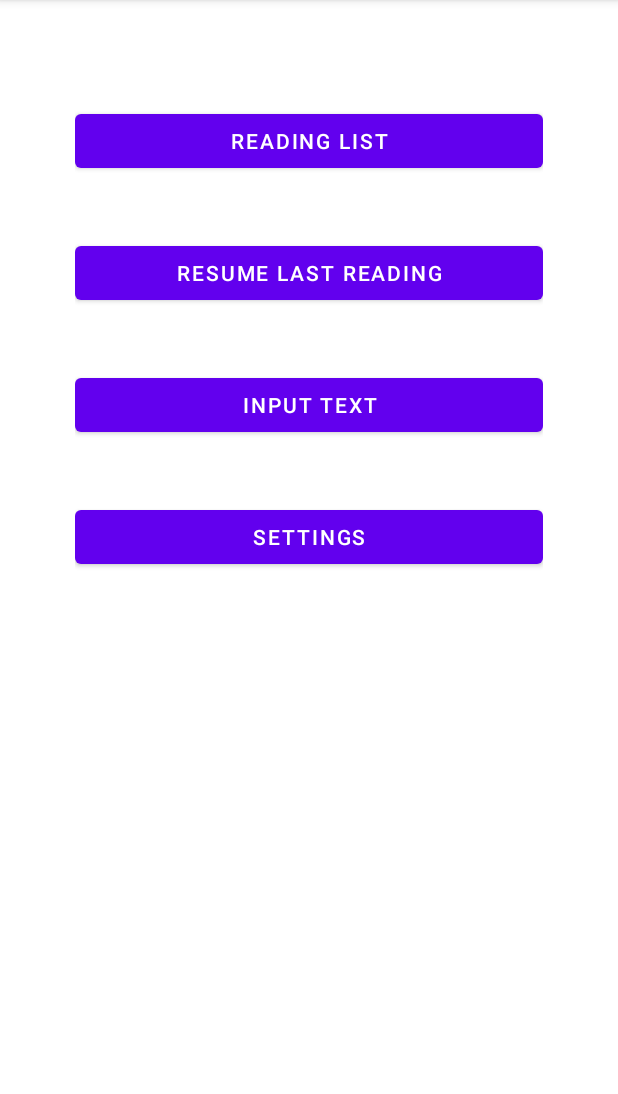
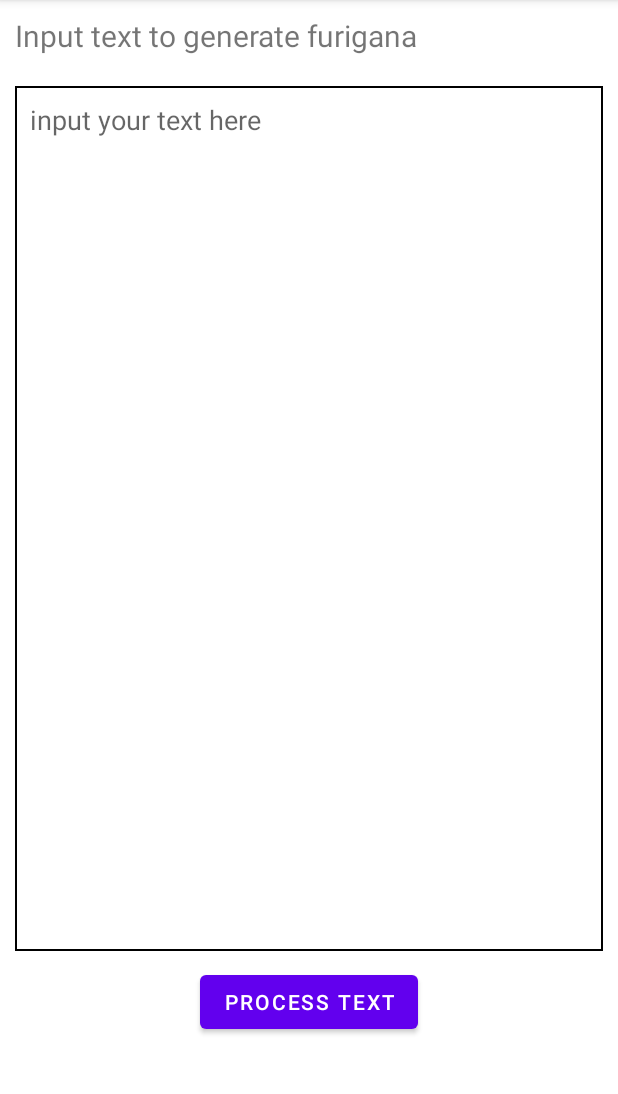
Before and after one commit to twmeares/OsusumeSan, an Android app: the screen it shows after launch (MainMenuActivity before the commit, InputTextActivity after it), after a tap on "INPUT TEXT", on a phone screen of 412 x 824 dp, the part 84-1178 px from its top. Run offline under Robolectric (Android 15) with nearby library versions, the light colour scheme and no system bars.

Commit message:
Create the activity for input text and link it to the other screens.

```diff
--- a/OsusumeSan/app/src/main/AndroidManifest.xml
+++ b/OsusumeSan/app/src/main/AndroidManifest.xml
@@ -11,6 +11,9 @@
         android:roundIcon="@mipmap/ic_launcher_round"
         android:supportsRtl="true"
         android:theme="@style/Theme.OsusumeSan">
+        <activity
+            android:name=".view.InputTextActivity"
+            android:exported="false" />
         <activity
             android:name=".view.ReadingActivity"
             android:exported="true" />
--- /dev/null
+++ b/OsusumeSan/app/src/main/java/com/twmeares/osusumesan/view/InputTextActivity.kt
@@ -0,0 +1,45 @@
+package com.twmeares.osusumesan.view
+
+import android.content.Intent
+import androidx.appcompat.app.AppCompatActivity
+import android.os.Bundle
+import android.util.Log
+import android.view.View
+import android.widget.Toast
+import com.twmeares.osusumesan.databinding.ActivityInputTextBinding
+import com.twmeares.osusumesan.databinding.ActivityReadingBinding
+
+class InputTextActivity : AppCompatActivity() {
+    private lateinit var binding: ActivityInputTextBinding
+    private val TAG: String = "InputTextActivity"
+
+    override fun onCreate(savedInstanceState: Bundle?) {
+        super.onCreate(savedInstanceState)
+        binding = ActivityInputTextBinding.inflate(layoutInflater)
+        setContentView(binding.root)
+        setupClickListeners(binding.root)
+    }
+
+    private fun setupClickListeners(view: View) {
+
+        binding.btnInputText.setOnClickListener {
+            Log.i(TAG, "clicked process text")
+
+            val inputText = binding.editTextInputBox.text.toString()
+            if (inputText == null || inputText.equals("")){
+                val msg = "Input text cannot be empty."
+                Toast.makeText(this, msg, Toast.LENGTH_LONG).show()
+            } else {
+                val intent = Intent(this, ReadingActivity::class.java)
+                intent.flags = Intent.FLAG_ACTIVITY_NEW_TASK
+                // TODO probably need some putExtra to tell the activity which reading task to load.
+                // Might need to handle differently between switch between pages and going back to reading
+                // vs when the app was completely closed and then trying to go back to the last reading.
+                //intent.putExtra("jobOffer", true)
+                this.startActivity(intent)
+            }
+        }
+
+    }
+
+}
--- a/OsusumeSan/app/src/main/java/com/twmeares/osusumesan/viewmodels/MainMenu.kt
+++ b/OsusumeSan/app/src/main/java/com/twmeares/osusumesan/viewmodels/MainMenu.kt
@@ -4,12 +4,18 @@ import android.content.Intent
 
 import android.app.Activity
 import android.util.Log
+import com.twmeares.osusumesan.services.JMDictFuriHelper
+import com.twmeares.osusumesan.services.KnowledgeService
+import com.twmeares.osusumesan.view.InputTextActivity
 import com.twmeares.osusumesan.view.ReadingActivity
 
 
 class MainMenu() {
     private var activity: Activity? = null
     private val TAG: String = "MainMenu"
+    private lateinit var knowledgeService: KnowledgeService
+    private lateinit var jmDictFuriHelper: JMDictFuriHelper
+    private var runOnce: Boolean = true
 
 //    fun MainMenu(context: Activity?) {
 //        activity = context
@@ -17,6 +23,14 @@ class MainMenu() {
 
     constructor(context: Activity?) : this() {
         this.activity = context
+        knowledgeService = KnowledgeService.GetInstance(this.activity)
+
+        if(runOnce){
+            // TODO swtich to app startup ? see https://developer.android.com/topic/libraries/app-startup
+//            jmDictFuriHelper = JMDictFuriHelper(this.activity)
+//            jmDictFuriHelper.createDataBase()
+            runOnce = false
+        }
     }
 
     fun StartReadingList() {
@@ -39,9 +53,9 @@ class MainMenu() {
 
     fun StartInputText() {
         Log.i(TAG, "MainMenu StartInputText")
-//        val intent = Intent(activity, InputTextActivity class)
-//        intent.flags = Intent.FLAG_ACTIVITY_NEW_TASK
-//        activity!!.startActivity(intent)
+        val intent = Intent(activity, InputTextActivity::class.java)
+        intent.flags = Intent.FLAG_ACTIVITY_NEW_TASK
+        activity!!.startActivity(intent)
     }
 
     fun StartSettings() {
--- a/OsusumeSan/app/src/main/res/layout/activity_input_text.xml
+++ b/OsusumeSan/app/src/main/res/layout/activity_input_text.xml
@@ -25,10 +25,15 @@
             android:layout_width="match_parent"
             android:layout_height="wrap_content"
             android:ems="10"
+            android:padding="10dp"
             android:layout_margin="10dp"
-            android:autofillHints="@string/inputTextHint"
-            android:inputType="textPersonName"
-            android:text="Name"
+            android:hint="@string/inputTextHint"
+            android:importantForAutofill="no"
+            android:inputType="textMultiLine"
+            android:scrollHorizontally="false"
+            android:maxLength ="2000"
+            android:gravity="top"
+            android:background="@drawable/solidbackground"
             android:layout_weight="7"
             />
 
--- a/OsusumeSan/app/src/main/res/values/strings.xml
+++ b/OsusumeSan/app/src/main/res/values/strings.xml
@@ -10,7 +10,7 @@
 
     <string name="inputTextTitle">Input text to generate furigana</string>
     <string name="btnInputText">Process Text</string>
-    <string name="inputTextHint">paste your text here</string>
+    <string name="inputTextHint">input your text here</string>
 
     <string name="btnReadingList">Reading List</string>
     <string name="btnResumeReading">Resume Last Reading</string>
```
Also changed, not shown: OsusumeSan/app/src/main/java/com/twmeares/osusumesan/view/ReadingActivity.kt (+7 -4 lines).
